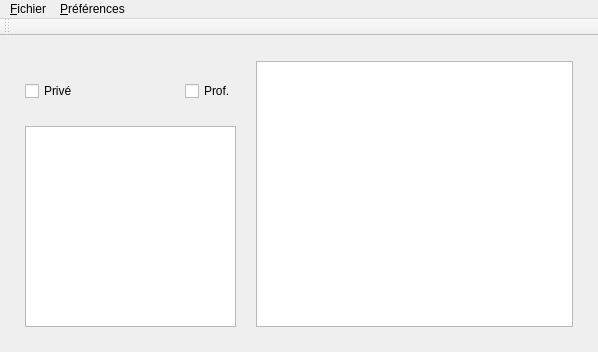
BeeJasmine/QTContact, file QTContact/mainwindow.ui: the form before one commit.
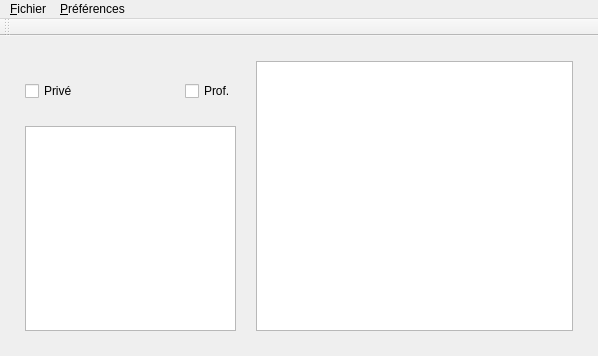
The form after the commit.

Commit message: bouton plus, call AddDialog

```diff
--- a/QTContact/mainwindow.ui
+++ b/QTContact/mainwindow.ui
@@ -7,7 +7,7 @@
     <x>0</x>
     <y>0</y>
     <width>598</width>
-    <height>352</height>
+    <height>356</height>
    </rect>
   </property>
   <property name="windowTitle">
```
Left out of the diff: 8 changed lines with no effect on the pictures. The commit also changes 2 other files.
